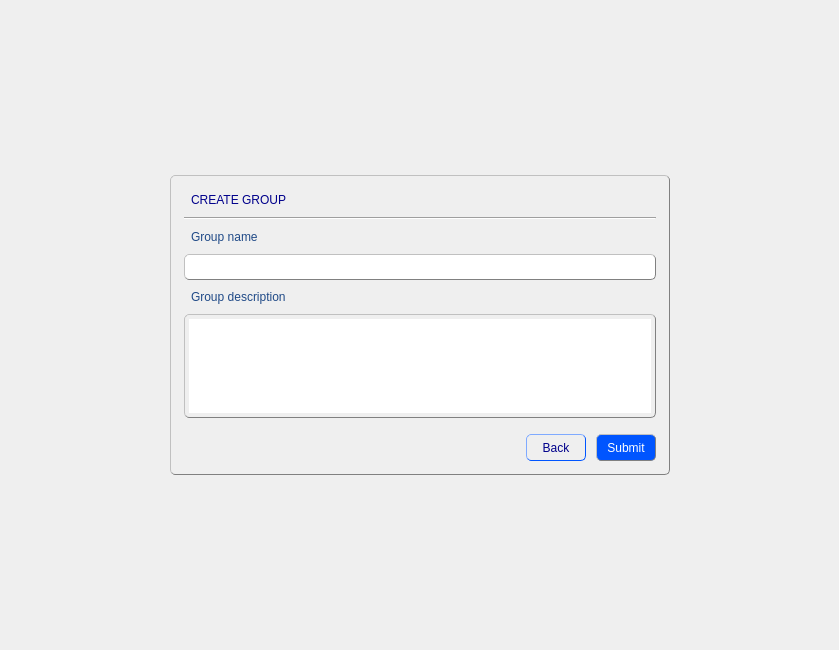
Above: Builder/Builder/creategroupform.ui from Rork96/QtProjects before the change. Below: the same form after it.
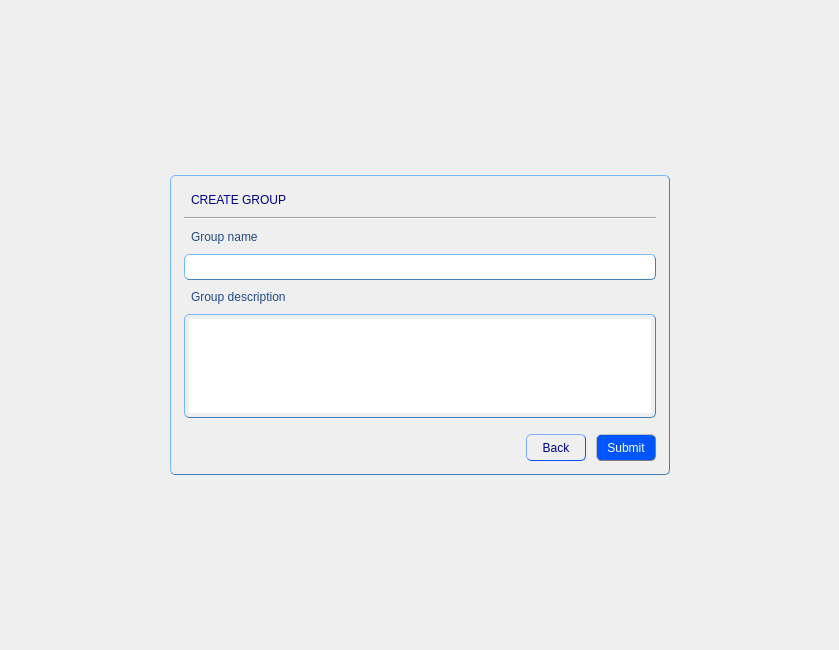
That is the form after the change.

Diff of the .ui file:
```diff
--- a/Builder/Builder/creategroupform.ui
+++ b/Builder/Builder/creategroupform.ui
@@ -17,7 +17,7 @@
    <string notr="true">QGroupBox {
                color: black;
                padding: 4px;
-               border: 1px solid grey; 
+               border: 1px solid rgb(63, 127, 191); 
                border-radius: 5px;
                border-style: outset;
               }
@@ -31,7 +31,7 @@
 QLineEdit {
                color: black;
                padding: 4px;
-               border: 1px solid grey; 
+               border: 1px solid rgb(63, 127, 191); 
                border-radius: 5px;
                border-style: outset;
 	           font: 10pt &quot;MS Shell Dlg 2&quot;;
@@ -39,7 +39,7 @@
 QTextEdit {
                color: black;
                padding: 4px;
-               border: 1px solid grey; 
+               border: 1px solid rgb(63, 127, 191); 
                border-radius: 5px;
                border-style: outset;
 	           font: 10pt &quot;MS Shell Dlg 2&quot;;
```
